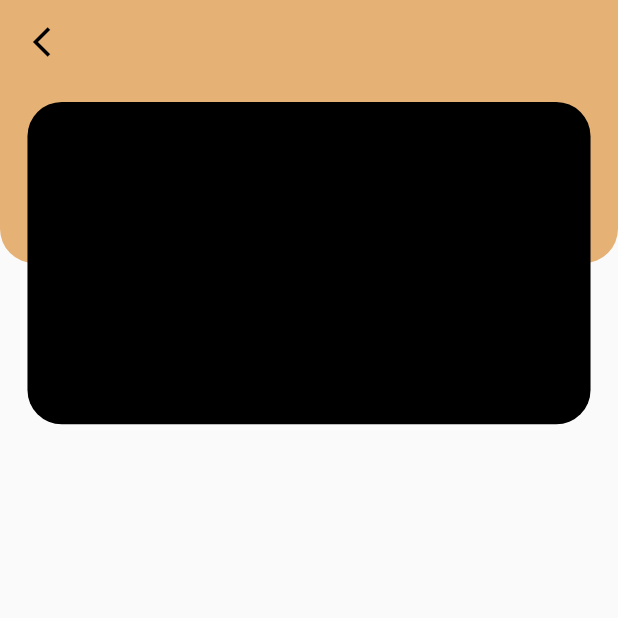
After one commit to IJ4L/coffexpert, a Flutter app: the Diagnosisvalue screen opened by its route, on a phone screen of 412 x 824 dp, the top half of it. The commit adds this screen. Run offline on Flutter 3.47's test engine with Material 2 defaults, Android fonts, the phone set to English and light mode, and no system bars; our stand-ins replace flutter_screenutil, flutter_svg, google_fonts.

Commit message:
update ui

```diff
--- a/lib/main.dart
+++ b/lib/main.dart
@@ -1,4 +1,5 @@
 import 'package:coffe_brain/ui/pages/diagnosis_page.dart';
+import 'package:coffe_brain/ui/pages/diagnosis_value_page.dart';
 import 'package:coffe_brain/ui/pages/menu_page.dart';
 import 'package:coffe_brain/ui/pages/splash_page.dart';
 import 'package:flutter/material.dart';
@@ -26,6 +27,7 @@ class MyApp extends StatelessWidget {
             '/': (context) => const Splashscreen(),
             '/menu-utama': (context) => const Menuscreen(),
             '/diagnosis': (context) => const Diagnosisscreen(),
+            '/diagnosis-value': (context) => const Diagnosisvalue(),
           },
         );
       },
--- a/lib/ui/pages/diagnosis_page.dart
+++ b/lib/ui/pages/diagnosis_page.dart
@@ -18,12 +18,15 @@ class Diagnosisscreen extends StatelessWidget {
           child: const Icon(Icons.arrow_back_ios_outlined, color: kBlackColor),
         ),
         actions: [
-          Padding(
+          GestureDetector(
+            onTap: () => Navigator.pushNamed(context, '/diagnosis-value'),
+            child: Padding(
               padding: EdgeInsets.symmetric(horizontal: 22.w),
               child: SvgPicture.asset(
                 'assets/icons/ico_science.svg',
                 width: 22.r,
                 height: 22.r,
+              ),
             ),
           ),
         ],
@@ -56,8 +59,7 @@ class Diagnosisscreen extends StatelessWidget {
             Expanded(
               child: ListView.separated(
                 itemBuilder: (context, index) {
-                  return Expanded(
-                    child: Container(
+                  return Container(
                     padding: EdgeInsets.all(14.r),
                     decoration: BoxDecoration(
                       color: Colors.white,
@@ -83,7 +85,6 @@ class Diagnosisscreen extends StatelessWidget {
                         ),
                       ],
                     ),
-                    ),
                   );
                 },
                 separatorBuilder: (_, index) => SizedBox(height: 16.h),
--- /dev/null
+++ b/lib/ui/pages/diagnosis_value_page.dart
@@ -0,0 +1,51 @@
+import 'package:flutter/material.dart';
+import 'package:flutter_screenutil/flutter_screenutil.dart';
+import '../../shared/theme.dart';
+
+class Diagnosisvalue extends StatelessWidget {
+  const Diagnosisvalue({super.key});
+
+  @override
+  Widget build(BuildContext context) {
+    return Scaffold(
+      appBar: AppBar(
+        backgroundColor: kPrimaryColor,
+        elevation: 0,
+        leading: GestureDetector(
+          onTap: () => Navigator.pop(context),
+          child: const Icon(Icons.arrow_back_ios_outlined, color: kBlackColor),
+        ),
+      ),
+      body: SizedBox(
+        height: MediaQuery.of(context).size.height,
+        width: MediaQuery.of(context).size.width,
+        child: Stack(
+          children: [
+            Container(
+              height: 100.h,
+              width: double.infinity,
+              decoration: BoxDecoration(
+                color: kPrimaryColor,
+                borderRadius: BorderRadius.vertical(
+                  bottom: Radius.circular(20.r),
+                ),
+              ),
+            ),
+            Positioned(
+              top: 10.h,
+              child: Container(
+                height: 180.h,
+                width: MediaQuery.of(context).size.width - 32.w,
+                margin: EdgeInsets.symmetric(horizontal: 16.w),
+                decoration: BoxDecoration(
+                  color: kBlackColor,
+                  borderRadius: BorderRadius.circular(20.r),
+                ),
+              ),
+            ),
+          ],
+        ),
+      ),
+    );
+  }
+}
```
Also changed, not shown: assets/images/img_diagnosis.svg (added). Lines whose indentation alone changed are shown as unchanged.
